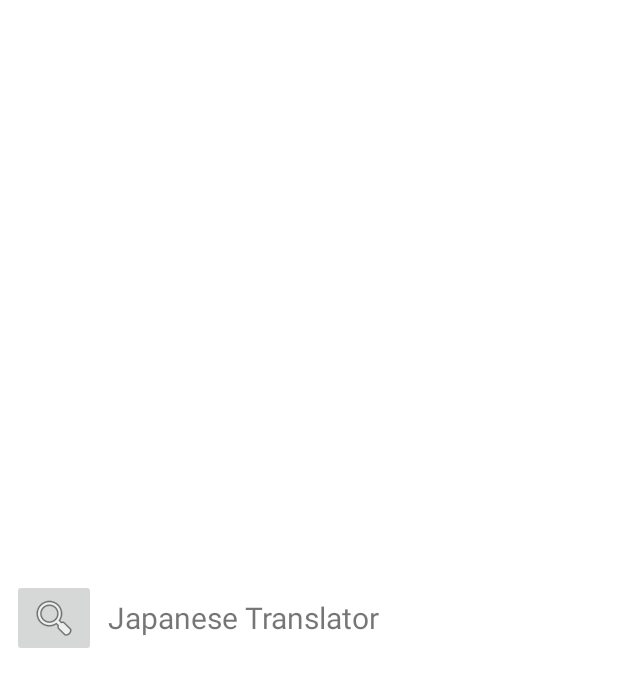
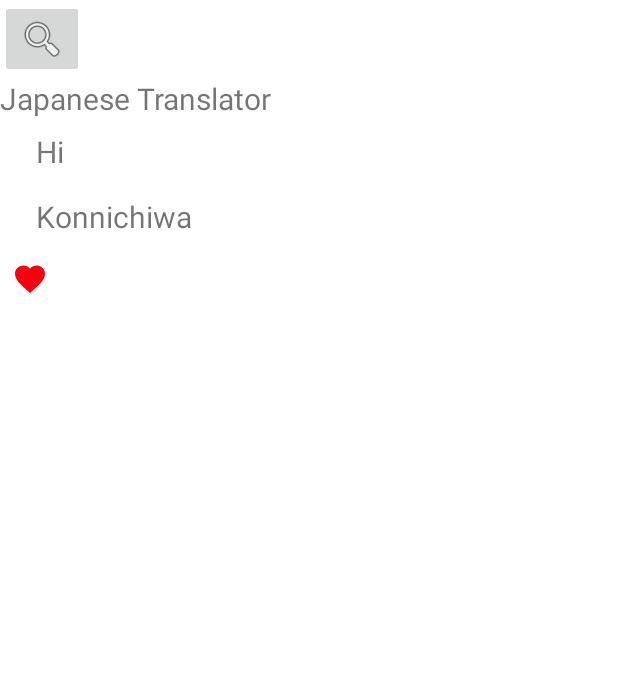
Before and after one commit to gr3y6h0st/BeginnerJapanesePhrases, an Android app: the layout beginner_japanese_widget.xml on its own in the app's theme, with its tools: preview values and no code run, on a phone screen of 412 x 824 dp. Shown: the top 687 px of the screen. Run offline under Robolectric (Android 15) with nearby library versions, the phone set to English and light mode, and no system bars.

Commit message:
Added Random Class to WidgetRemoteProvider to pull random phrases from xml data.

```diff
--- a/src/main/java/com/android/beginnerleveljapanese/widget/BeginnerJapaneseRemoteViewsFactory.java
+++ b/src/main/java/com/android/beginnerleveljapanese/widget/BeginnerJapaneseRemoteViewsFactory.java
@@ -9,10 +9,14 @@ import android.widget.RemoteViewsService;
 
 import com.android.beginnerleveljapanese.R;
 
+import java.util.Random;
+
 public class BeginnerJapaneseRemoteViewsFactory implements RemoteViewsService.RemoteViewsFactory {
     private static final int mCount = 10;
     private Context mContext;
     private int mAppWidgetId;
+    String[] romajiArray;
+    String randomRomajiPhrase;
 
     public BeginnerJapaneseRemoteViewsFactory(Context context, Intent intent) {
         mContext = context;
@@ -21,6 +25,7 @@ public class BeginnerJapaneseRemoteViewsFactory implements RemoteViewsService.Re
     }
     @Override
     public void onCreate() {
+
         //setup connections/cursors to data source here. Heavy lifting should be deferred to onDataSetchanged()
         //or getViewAt()
 
@@ -47,8 +52,10 @@ public class BeginnerJapaneseRemoteViewsFactory implements RemoteViewsService.Re
             return null;
         }
 
+
         RemoteViews ib = new RemoteViews(mContext.getPackageName(), R.layout.beginner_japanese_widget);
         ib.setImageViewResource(R.id.widget_translator_search_icon, R.drawable.arrow_down);
+        ib.setString(R.id.widget_phrases_romaji_tv, "getRomaji", randomRomajiPhrase);
 
         return ib;
     }
--- a/src/main/java/com/android/beginnerleveljapanese/widget/BeginnerJapaneseWidgetProvider.java
+++ b/src/main/java/com/android/beginnerleveljapanese/widget/BeginnerJapaneseWidgetProvider.java
@@ -12,12 +12,18 @@ import com.android.beginnerleveljapanese.MainActivity;
 import com.android.beginnerleveljapanese.R;
 import com.android.beginnerleveljapanese.TranslateResultsActivity;
 
+import java.util.Random;
+
 /**
  * Implementation of App Widget functionality.
  */
 public class BeginnerJapaneseWidgetProvider extends AppWidgetProvider {
 
     private final static String TAG = BeginnerJapaneseWidgetProvider.class.getSimpleName();
+    private static String[] romajiArray;
+    private static String[] romaji_eng_translated_Array;
+    private static String randomRomajiPhrase;
+    private static String randomEngTranslatedRomaji;
 
     static void updateAppWidget(Context context, AppWidgetManager appWidgetManager,
                                 int appWidgetId) {
@@ -27,6 +33,7 @@ public class BeginnerJapaneseWidgetProvider extends AppWidgetProvider {
 
         Intent remoteViewsServiceIntent = new Intent(context, BeginnerJapaneseRemoteViewsService.class);
         views.setRemoteAdapter(R.id.widget_translator, remoteViewsServiceIntent);
+
         Intent searchableActivityIntent = new Intent(context, TranslateResultsActivity.class);
         Intent mainActivityIntent = new Intent(context, MainActivity.class);
 
@@ -34,6 +41,9 @@ public class BeginnerJapaneseWidgetProvider extends AppWidgetProvider {
         PendingIntent mainActivityPendingIntent = PendingIntent.getActivity(context, 0, mainActivityIntent, 0 );
         views.setOnClickPendingIntent(R.id.widget_translator, mainActivityPendingIntent);
         views.setOnClickPendingIntent(R.id.widget_translator_search_icon, pendingSearchablePendingIntent);
+        views.setTextViewText(R.id.widget_phrases_romaji_tv, randomRomajiPhrase);
+        views.setTextViewText(R.id.widget_phrases_list_tv, randomEngTranslatedRomaji);
+
 
         // Instruct the widget manager to update the widget
         appWidgetManager.updateAppWidget(appWidgetId, views);
@@ -51,6 +61,14 @@ public class BeginnerJapaneseWidgetProvider extends AppWidgetProvider {
     @Override
     public void onEnabled(Context context) {
         // Enter relevant functionality for when the first widget is created
+
+        romajiArray = context.getResources().getStringArray(R.array.accommodation_phrases_romaji);
+        romaji_eng_translated_Array = context.getResources().getStringArray(R.array.accommodation_phrases);
+
+        int phrase_generator = new Random().nextInt(romajiArray.length);
+        randomRomajiPhrase = romajiArray[phrase_generator];
+        randomEngTranslatedRomaji = romaji_eng_translated_Array[phrase_generator];
+
     }
 
     @Override
--- a/src/main/res/layout/activity_main.xml
+++ b/src/main/res/layout/activity_main.xml
@@ -52,6 +52,7 @@
                 android:text="@string/hiragana_tab_label" />
 
         </android.support.design.widget.TabLayout>
+
     </android.support.design.widget.AppBarLayout>
 
     <android.support.v4.view.ViewPager
--- a/src/main/res/layout/beginner_japanese_widget.xml
+++ b/src/main/res/layout/beginner_japanese_widget.xml
@@ -1,7 +1,11 @@
-<RelativeLayout xmlns:android="http://schemas.android.com/apk/res/android"
+<LinearLayout
+    xmlns:android="http://schemas.android.com/apk/res/android"
+    xmlns:app="http://schemas.android.com/apk/res-auto"
+    xmlns:tools="http://schemas.android.com/tools"
+    android:orientation="vertical"
+    android:id="@+id/widget_translator"
     android:layout_width="match_parent"
     android:layout_height="match_parent"
-    android:id="@+id/widget_translator"
     android:background="@color/cardview_light_background"
     android:padding="@dimen/widget_margin">
 
@@ -9,20 +13,46 @@
         android:id="@+id/widget_translator_search_icon"
         android:layout_width="wrap_content"
         android:layout_height="wrap_content"
-        android:layout_centerVertical="true"
-        android:layout_marginStart="8dp"
-        android:src="@android:drawable/ic_menu_search"
-        android:contentDescription="@string/Translator_Search_Icon" />
+        android:layout_gravity="start"
+        android:contentDescription="@string/Translator_Search_Icon"
+        android:src="@android:drawable/ic_menu_search" />
 
     <TextView
         android:id="@+id/widget_translator_search_tv"
-        android:layout_width="match_parent"
+        android:layout_width="wrap_content"
         android:layout_height="wrap_content"
+        android:layout_toEndOf="@+id/widget_translator_search_icon"
+        android:background="@color/cardview_light_background"
+        android:text="@string/search_translate_hint"
+        android:textSize="20sp" />
+
+    <TextView
+        android:id="@+id/widget_phrases_list_tv"
+        android:layout_width="wrap_content"
+        android:layout_height="wrap_content"
+        android:layout_marginStart="16dp"
+        android:layout_marginEnd="16dp"
+        android:padding="8dp"
         android:textSize="20sp"
-        android:layout_marginStart="8dp"
-        android:layout_centerHorizontal="true"
-        android:layout_centerVertical="true"
-        android:layout_toEndOf="@id/widget_translator_search_icon"
-        android:text="@string/search_translate_hint"/>
+        tools:text="Hi" />
 
-</RelativeLayout>
+    <TextView
+        android:id="@+id/widget_phrases_romaji_tv"
+        android:layout_width="wrap_content"
+        android:layout_height="wrap_content"
+        android:layout_marginStart="16dp"
+        android:layout_marginEnd="16dp"
+        android:padding="8dp"
+        android:textSize="20sp"
+        tools:text="Konnichiwa" />
+
+    <ImageButton
+        android:id="@+id/widget_favorite_image_button"
+        android:layout_width="wrap_content"
+        android:layout_height="wrap_content"
+        android:background="@android:color/transparent"
+        android:contentDescription="@string/favorite_button_content_description"
+        android:padding="8dp"
+        tools:layout_editor_absoluteY="1dp"
+        tools:src="@drawable/ic_favorite" />
+</LinearLayout>
```
